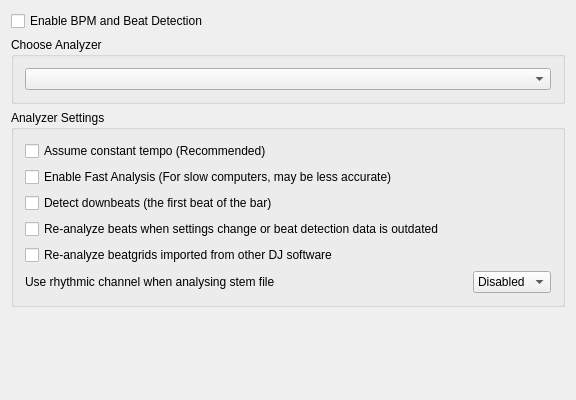
Before: the Qt Designer form src/preferences/dialog/dlgprefbeatsdlg.ui in ThreeHats/mixxx, drawn with Qt 5.
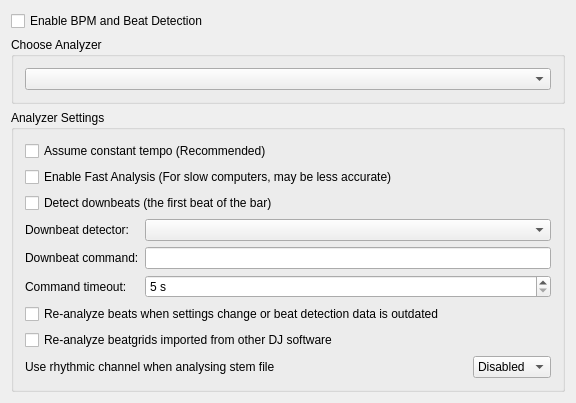
After: the same form once the commit is applied.

Commit message:
prefs: the BPM page sets the downbeat detector and its command
Three fields under the downbeat checkbox: which detector runs, the
command template of the external detector, and the seconds that the
command may take. The command fields are grey while the built in
detector runs.

Diff of the .ui file:
```diff
--- a/src/preferences/dialog/dlgprefbeatsdlg.ui
+++ b/src/preferences/dialog/dlgprefbeatsdlg.ui
@@ -80,6 +80,65 @@
         </property>
        </widget>
       </item>
+      <item>
+       <layout class="QFormLayout" name="formLayoutDownbeatCommand">
+        <item row="0" column="0">
+         <widget class="QLabel" name="labelDownbeatDetector">
+          <property name="text">
+           <string>Downbeat detector:</string>
+          </property>
+         </widget>
+        </item>
+        <item row="0" column="1">
+         <widget class="QComboBox" name="comboBoxDownbeatDetector">
+          <property name="toolTip">
+           <string>Which detector looks for the first beat of the bar.
+The built in detector uses the audio that the beat analysis reads.
+The external command runs a program on the track file. Mixxx falls back to the built in detector when the command fails.</string>
+          </property>
+         </widget>
+        </item>
+        <item row="1" column="0">
+         <widget class="QLabel" name="labelDownbeatCommand">
+          <property name="text">
+           <string>Downbeat command:</string>
+          </property>
+         </widget>
+        </item>
+        <item row="1" column="1">
+         <widget class="QLineEdit" name="lineEditDownbeatCommand">
+          <property name="toolTip">
+           <string>The program that finds the downbeats, with its arguments.
+$INPUT is the track file. $OUTPUT is a file that the program may write; Mixxx reads the standard output when the program writes no such file.
+The program must write one line for each beat, with the time in seconds and the place of the beat in its bar, and 1 for the first beat of a bar.</string>
+          </property>
+         </widget>
+        </item>
+        <item row="2" column="0">
+         <widget class="QLabel" name="labelDownbeatTimeout">
+          <property name="text">
+           <string>Command timeout:</string>
+          </property>
+         </widget>
+        </item>
+        <item row="2" column="1">
+         <widget class="QSpinBox" name="spinBoxDownbeatTimeout">
+          <property name="toolTip">
+           <string>Mixxx stops the program when it runs longer than this.</string>
+          </property>
+          <property name="suffix">
+           <string> s</string>
+          </property>
+          <property name="minimum">
+           <number>5</number>
+          </property>
+          <property name="maximum">
+           <number>3600</number>
+          </property>
+         </widget>
+        </item>
+       </layout>
+      </item>
       <item>
        <widget class="QCheckBox" name="checkBoxReanalyze">
         <property name="toolTip">
```
The commit also changes 2 other files.
